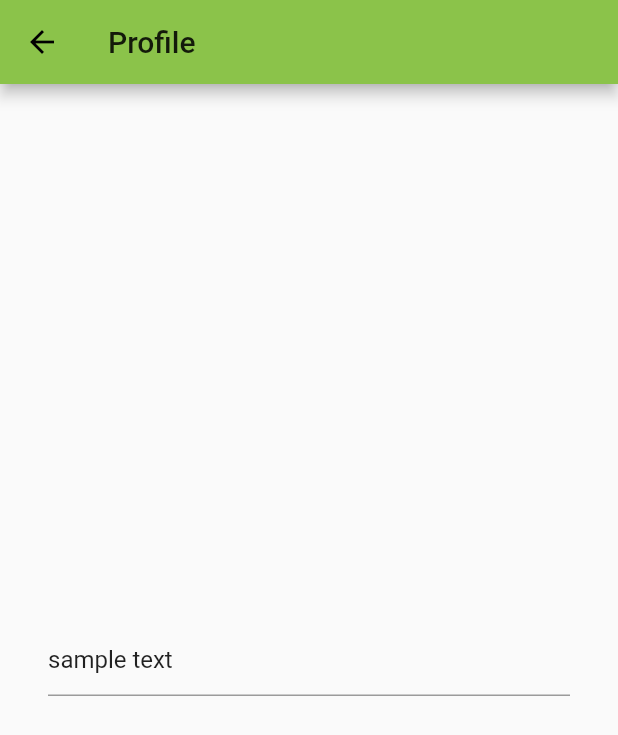
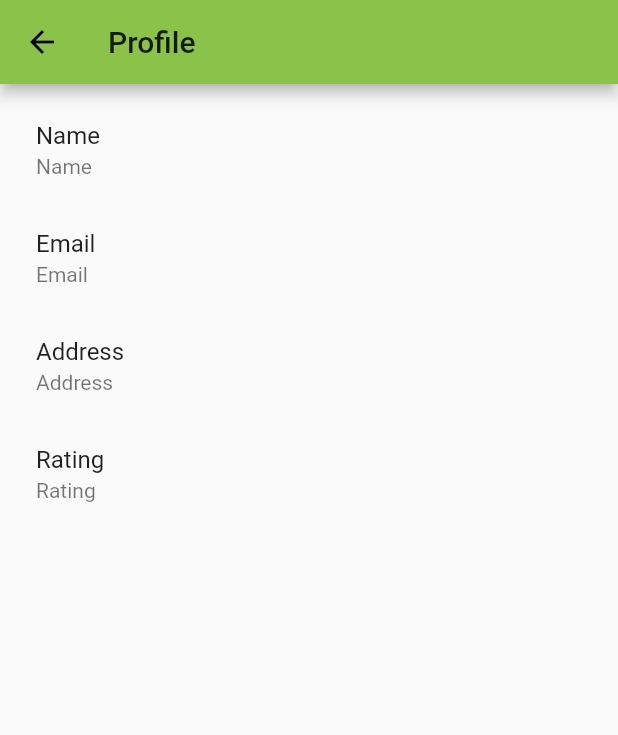
Before and after one commit to betty-guo/Shipmates, a Flutter app: the ProfilePageView screen opened directly with sample values from the repository, on a phone screen of 412 x 824 dp. Shown: the top 735 px of the screen. Run offline on Flutter 3.47's test engine with Material 2 defaults, Android fonts, the phone set to English and light mode, and no system bars; our stand-ins replace flutter_form_builder; network calls fail.

Commit message:
Made user model

```diff
--- a/lib/profilepage_view.dart
+++ b/lib/profilepage_view.dart
@@ -1,4 +1,9 @@
+import 'dart:convert';
+
 import 'package:flutter/material.dart';
+import 'package:http/http.dart' as http;
+import 'package:http/http.dart';
+import 'package:tohacks2021/user_model.dart';
 import 'destination.dart';
 
 class ProfilePageView extends StatefulWidget {
@@ -23,16 +28,44 @@ class _ProfilePageViewState extends State<ProfilePageView> {
 
   @override
   Widget build(BuildContext context) {
+    Future<User> fetchUser() async {
+      final res = await http.get(Uri.http('localhost:5000', 'users',
+          {'id': 'be8b0720-922f-40f5-9d5a-0b96c3268f9e'}));
+
+      if (res.statusCode == 200) {
+        return User.fromJson(jsonDecode(res.body)['data'][0]);
+      } else {
+        throw Exception('Failed to get user');
+      }
+    }
+
+    print("HTTP RESPONSE:");
+    print(fetchUser());
+    final List<String> entries = <String>['Name', 'Email', 'Address', 'Rating'];
+    final Map<String, String> values = {
+      'Name:': "Shi Han",
+      'Email:': "sq@gmail.com",
+      "Address": "96 Uni Ave",
+      "Rating": "5/5"
+    };
+
+    Widget _buildList() {
+      return ListView.builder(
+          padding: const EdgeInsets.all(8),
+          itemCount: entries.length,
+          itemBuilder: (BuildContext context, int index) {
+            return ListTile(
+              title: Text(entries[index]),
+              subtitle: Text('${entries[index]}'),
+            );
+          });
+    }
+
     return Scaffold(
-      appBar: AppBar(
-        title: Text('Profile'),
-      ),
-      body: Container(
-        padding: const EdgeInsets.all(32.0),
-        alignment: Alignment.center,
-        child: TextField(controller: _textController),
-      ),
-    );
+        appBar: AppBar(
+          title: Text('Profile'),
+        ),
+        body: _buildList());
   }
 
   @override
--- /dev/null
+++ b/lib/user_model.dart
@@ -0,0 +1,32 @@
+import 'package:flutter/foundation.dart';
+
+class User {
+  final String address;
+  final String name;
+  final String rating;
+  final String phone_number;
+  final String id;
+  final String pfp;
+  final String email;
+
+  User(
+      {@required this.address,
+      @required this.name,
+      @required this.rating,
+      @required this.phone_number,
+      @required this.id,
+      @required this.pfp,
+      @required this.email});
+
+  factory User.fromJson(Map<String, dynamic> json) {
+    return User(
+      address: json['address'],
+      name: json['name'],
+      rating: json['rating'],
+      phone_number: json['phone_number'],
+      id: json['id'],
+      pfp: json['pfp'],
+      email: json['email'],
+    );
+  }
+}
```
